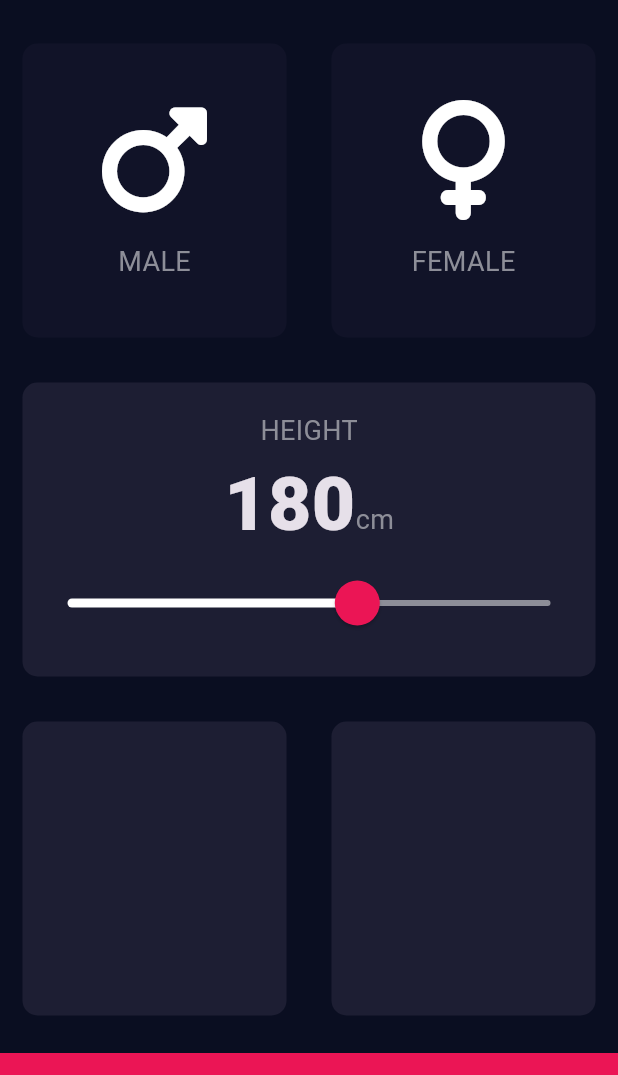
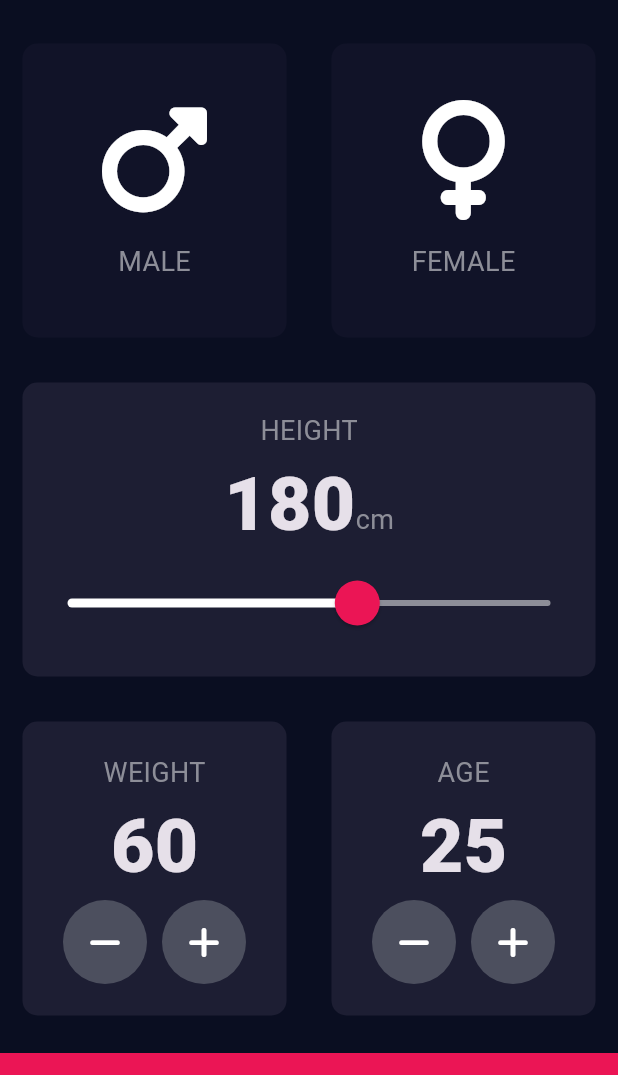
Before and after one commit to mohdanas700/BMI-Calculator, a Flutter app: the screen it shows after launch, on a phone screen of 412 x 824 dp, the part 63-1138 px from its top. Run offline on Flutter 3.47's test engine with Material 3 defaults, Android fonts, the phone set to English and light mode, and no system bars; our stand-ins replace font_awesome_flutter; missing offline and left inert: dart:js_util.

Commit message:
First Page Done

```diff
--- a/lib/input_page.dart
+++ b/lib/input_page.dart
@@ -1,3 +1,5 @@
+import 'dart:js_util';
+
 import 'package:flutter/material.dart';
 import 'package:font_awesome_flutter/font_awesome_flutter.dart';
 import 'icon_content.dart';
@@ -5,7 +7,10 @@ import 'reusable_card.dart';
 import 'constants.dart';
 
 enum Gender { male, female }
+
 int height = 180;
+int weight = 60;
+int age = 25;
 
 class InputPage extends StatefulWidget {
   @override
@@ -88,7 +93,8 @@ class _InputPageState extends State<InputPage> {
                         style: kNumTextStyle,
                       ),
                       Text(
-                        'cm',style: kLabelTextStyle,
+                        'cm',
+                        style: kLabelTextStyle,
                       )
                     ],
                   ),
@@ -98,9 +104,10 @@ class _InputPageState extends State<InputPage> {
                         inactiveTrackColor: Color(0xFF8D8E98),
                         thumbColor: Color(0xFFEB1555),
                         overlayColor: Color(0xFF1B1555),
-                      thumbShape: RoundSliderThumbShape(enabledThumbRadius: 15.0),
-                      overlayShape: RoundSliderOverlayShape(overlayRadius: 30.0)
-                    ),
+                        thumbShape:
+                            RoundSliderThumbShape(enabledThumbRadius: 15.0),
+                        overlayShape:
+                            RoundSliderOverlayShape(overlayRadius: 30.0)),
                     child: Slider(
                       value: height.toDouble(),
                       min: 120.0,
@@ -120,11 +127,85 @@ class _InputPageState extends State<InputPage> {
             child: Row(
               children: <Widget>[
                 Expanded(
-                  child: ReusableCard(colour: kActiveCardColor),
+                  child: ReusableCard(
+                      colour: kActiveCardColor,
+                      cardChild: Column(
+                        mainAxisAlignment: MainAxisAlignment.center,
+                        children: [
+                          Text(
+                            'WEIGHT',
+                            style: kLabelTextStyle,
+                          ),
+                          Text(
+                            weight.toString(),
+                            style: kNumTextStyle,
+                          ),
+                          Row(
+                            mainAxisAlignment: MainAxisAlignment.center,
+                            children: [
+                              RoundIconButton(
+                                icon: FontAwesomeIcons.minus,
+                                onPressed: () {
+                                  setState(() {
+                                    weight--;
+                                  });
+                                },
+                              ),
+                              SizedBox(
+                                width: 10.0,
+                              ),
+                              RoundIconButton(
+                                icon: FontAwesomeIcons.plus,
+                                onPressed: () {
+                                  setState(() {
+                                    weight++;
+                                  });
+                                },
+                              )
+                            ],
+                          )
+                        ],
+                      )),
                 ),
                 Expanded(
                   child: ReusableCard(
                     colour: kActiveCardColor,
+                    cardChild: Column(
+                      mainAxisAlignment: MainAxisAlignment.center,
+                      children: [
+                        Text(
+                          "AGE",
+                          style: kLabelTextStyle,
+                        ),
+                        Text(
+                          age.toString(),
+                          style: kNumTextStyle,
+                        ),
+                        Row(
+                          mainAxisAlignment: MainAxisAlignment.center,
+                          children: [
+                            RoundIconButton(
+                                icon: FontAwesomeIcons.minus,
+                                onPressed: () {
+                                  setState(() {
+                                    age--;
+                                  });
+                                }),
+                            SizedBox(
+                              width: 10.0,
+                            ),
+                            RoundIconButton(
+                              icon: FontAwesomeIcons.plus,
+                              onPressed: () {
+                                setState(() {
+                                  age++;
+                                });
+                              },
+                            )
+                          ],
+                        )
+                      ],
+                    ),
                   ),
                 )
               ],
@@ -141,3 +222,20 @@ class _InputPageState extends State<InputPage> {
     );
   }
 }
+
+class RoundIconButton extends StatelessWidget {
+  RoundIconButton({required this.icon, required this.onPressed});
+  final IconData icon;
+  final void Function() onPressed;
+
+  @override
+  Widget build(BuildContext context) {
+    return RawMaterialButton(
+        child: Icon(icon),
+        elevation: 0.0,
+        constraints: BoxConstraints.tightFor(width: 56.0, height: 56.0),
+        onPressed: onPressed,
+        shape: CircleBorder(),
+        fillColor: Color(0xFF4C4F5E));
+  }
+}
```
Lines whose indentation alone changed are shown as unchanged.
